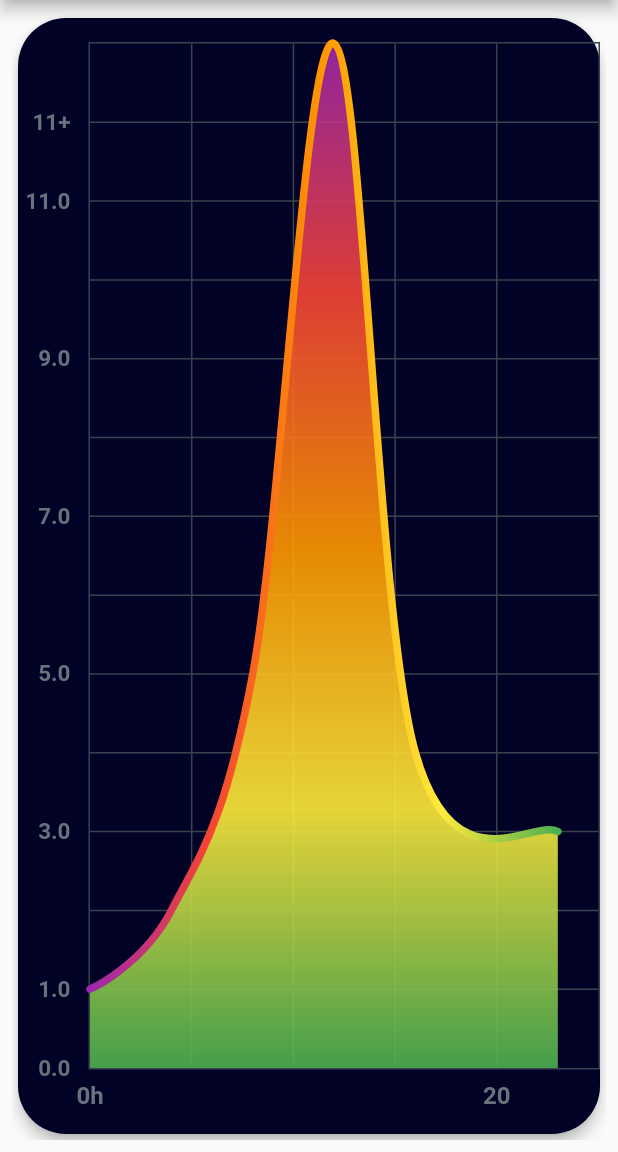
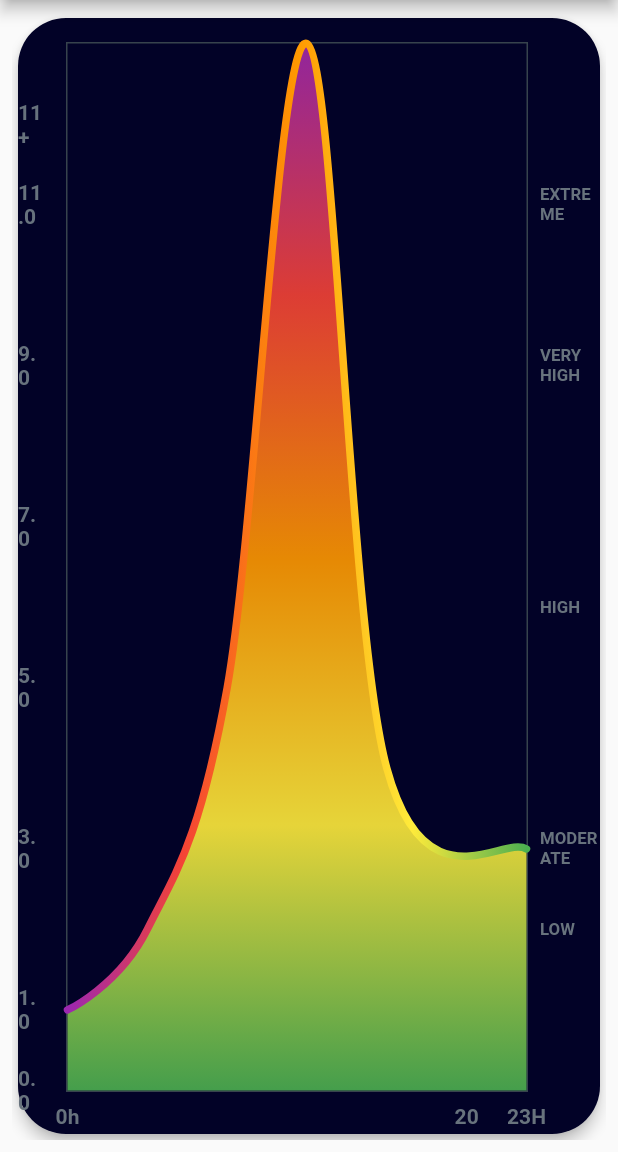
Before and after one commit to ImHuonghihi/LineChart, a Flutter app: the screen it shows after launch, on a phone screen of 412 x 824 dp, the part 84-1236 px from its top. Run offline on Flutter 3.47's test engine with Material 2 defaults, Android fonts, the phone set to English and light mode, and no system bars; drawn by our look-alikes of fl_chart.

Commit message:
update color

```diff
--- a/lib/widget/line_chart_widget.dart
+++ b/lib/widget/line_chart_widget.dart
@@ -19,12 +19,12 @@ class UVChart extends StatelessWidget {
   @override
   Widget build(BuildContext context) => LineChart(LineChartData(
         minX: 0,
-        maxX: 25,
+        maxX: 23,
         minY: 0,
         maxY: 13,
         titlesData: LineTitles.getTitleData(),
         gridData: FlGridData(
-          show: true,
+          show: false,
           getDrawingHorizontalLine: (value) {
             return FlLine(
               color: const Color(0xff37434d),
--- a/lib/widget/line_titles.dart
+++ b/lib/widget/line_titles.dart
@@ -2,15 +2,42 @@ import 'package:fl_chart/fl_chart.dart';
 import 'package:flutter/material.dart';
 
 class LineTitles {
+  static var fontsize = 14.0;
+  static var reside = 20.0;
   static getTitleData() => FlTitlesData(
         show: true,
-        bottomTitles: SideTitles(
+        rightTitles: SideTitles(
           showTitles: true,
-          reservedSize: 35,
+          reservedSize: 40,
           getTextStyles: (context, axisValue) => TextStyle(
             color: Color(0xff68737d),
             fontWeight: FontWeight.bold,
-            fontSize: 16,
+            fontSize: fontsize * 80 / 100,
+          ),
+          getTitles: (value) {
+            switch (value.toInt()) {
+              case 2:
+                return 'LOW';
+              case 3:
+                return 'MODERATE';
+              case 6:
+                return 'HIGH';
+              case 9:
+                return 'VERY HIGH';
+              case 11:
+                return 'EXTREME';
+            }
+            return '';
+          },
+          margin: 8,
+        ),
+        bottomTitles: SideTitles(
+          showTitles: true,
+          reservedSize: reside,
+          getTextStyles: (context, axisValue) => TextStyle(
+            color: Color(0xff68737d),
+            fontWeight: FontWeight.bold,
+            fontSize: fontsize,
           ),
           getTitles: (value) {
             switch (value.toInt()) {
@@ -35,10 +62,10 @@ class LineTitles {
         ),
         leftTitles: SideTitles(
           showTitles: true,
-          getTextStyles: (context, axisValue) => const TextStyle(
+          getTextStyles: (context, axisValue) => TextStyle(
             color: Color(0xff67727d),
             fontWeight: FontWeight.bold,
-            fontSize: 15,
+            fontSize: fontsize,
           ),
           getTitles: (value) {
             switch (value.toInt()) {
@@ -61,7 +88,7 @@ class LineTitles {
             }
             return '';
           },
-          reservedSize: 35,
+          reservedSize: reside,
           margin: 12,
         ),
       );
```
